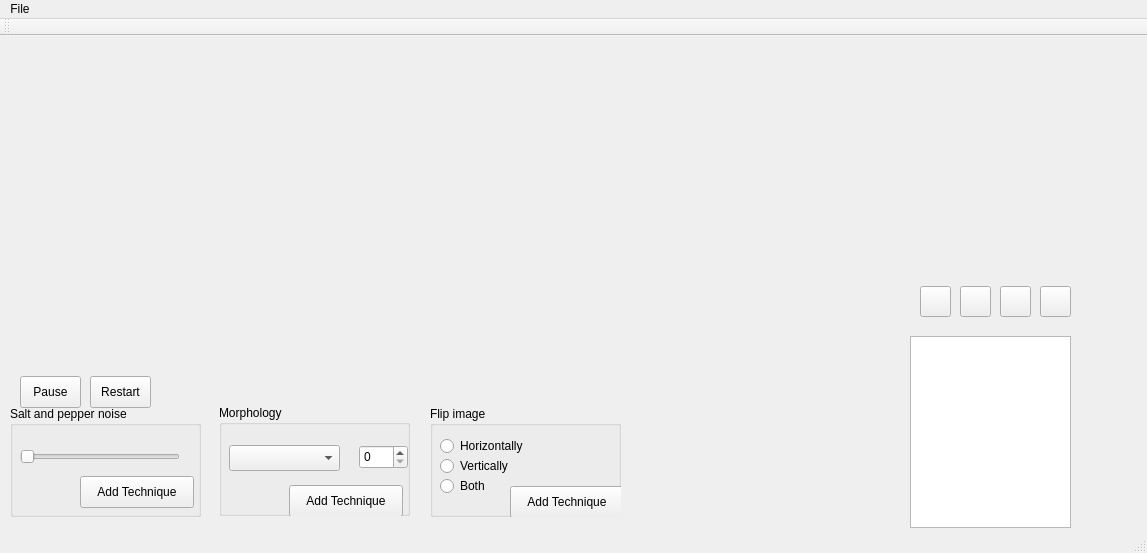
This is imago.ui in Devesh99/Imago as Qt 5 draws it before an edit. The edited form follows.
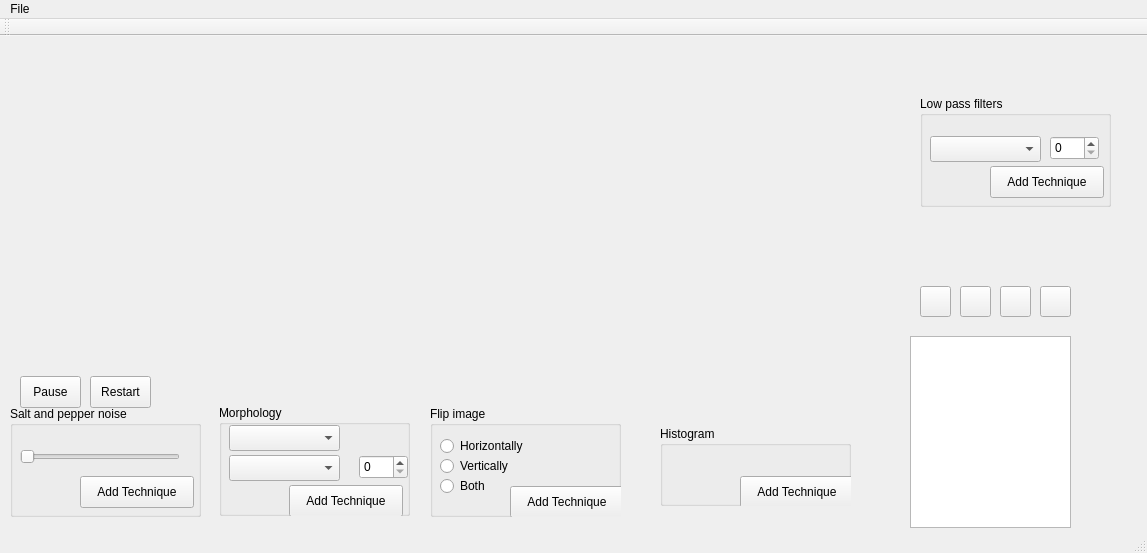
This is the edited form.

Commit message: eleventh commit - low pass filter, morphology complete

```diff
--- a/imago.ui
+++ b/imago.ui
@@ -105,7 +105,7 @@
      <property name="geometry">
       <rect>
        <x>140</x>
-       <y>40</y>
+       <y>50</y>
        <width>49</width>
        <height>24</height>
       </rect>
@@ -115,7 +115,17 @@
      <property name="geometry">
       <rect>
        <x>10</x>
-       <y>40</y>
+       <y>50</y>
+       <width>111</width>
+       <height>26</height>
+      </rect>
+     </property>
+    </widget>
+    <widget class="QComboBox" name="MorphologyOperation">
+     <property name="geometry">
+      <rect>
+       <x>10</x>
+       <y>20</y>
        <width>111</width>
        <height>26</height>
       </rect>
@@ -278,6 +288,78 @@
      <string/>
     </property>
    </widget>
+   <widget class="QGroupBox" name="groupBox_2">
+    <property name="geometry">
+     <rect>
+      <x>660</x>
+      <y>390</y>
+      <width>191</width>
+      <height>80</height>
+     </rect>
+    </property>
+    <property name="title">
+     <string>Histogram</string>
+    </property>
+    <widget class="QPushButton" name="AdEqualizeHistogram">
+     <property name="geometry">
+      <rect>
+       <x>80</x>
+       <y>50</y>
+       <width>114</width>
+       <height>32</height>
+      </rect>
+     </property>
+     <property name="text">
+      <string>Add Technique</string>
+     </property>
+    </widget>
+   </widget>
+   <widget class="QGroupBox" name="gBoxLowPassFilters">
+    <property name="geometry">
+     <rect>
+      <x>920</x>
+      <y>60</y>
+      <width>191</width>
+      <height>111</height>
+     </rect>
+    </property>
+    <property name="title">
+     <string>Low pass filters</string>
+    </property>
+    <widget class="QComboBox" name="LowPassFilter">
+     <property name="geometry">
+      <rect>
+       <x>10</x>
+       <y>40</y>
+       <width>111</width>
+       <height>26</height>
+      </rect>
+     </property>
+    </widget>
+    <widget class="QSpinBox" name="LowPassFilterSize">
+     <property name="geometry">
+      <rect>
+       <x>130</x>
+       <y>40</y>
+       <width>49</width>
+       <height>24</height>
+      </rect>
+     </property>
+    </widget>
+    <widget class="QPushButton" name="AddLowPassFilter">
+     <property name="geometry">
+      <rect>
+       <x>70</x>
+       <y>70</y>
+       <width>114</width>
+       <height>32</height>
+      </rect>
+     </property>
+     <property name="text">
+      <string>Add Technique</string>
+     </property>
+    </widget>
+   </widget>
   </widget>
   <widget class="QMenuBar" name="menuBar">
    <property name="geometry">
```
Left out of the diff: 2 changed lines with no effect on the pictures. The commit also changes 15 other files.
